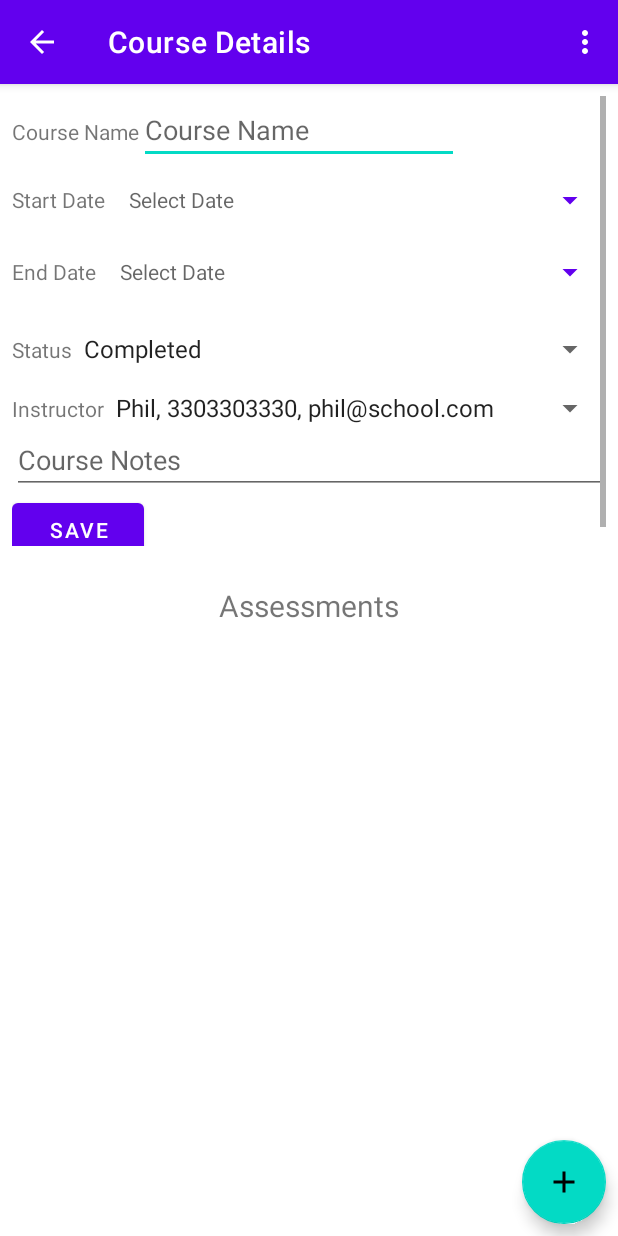
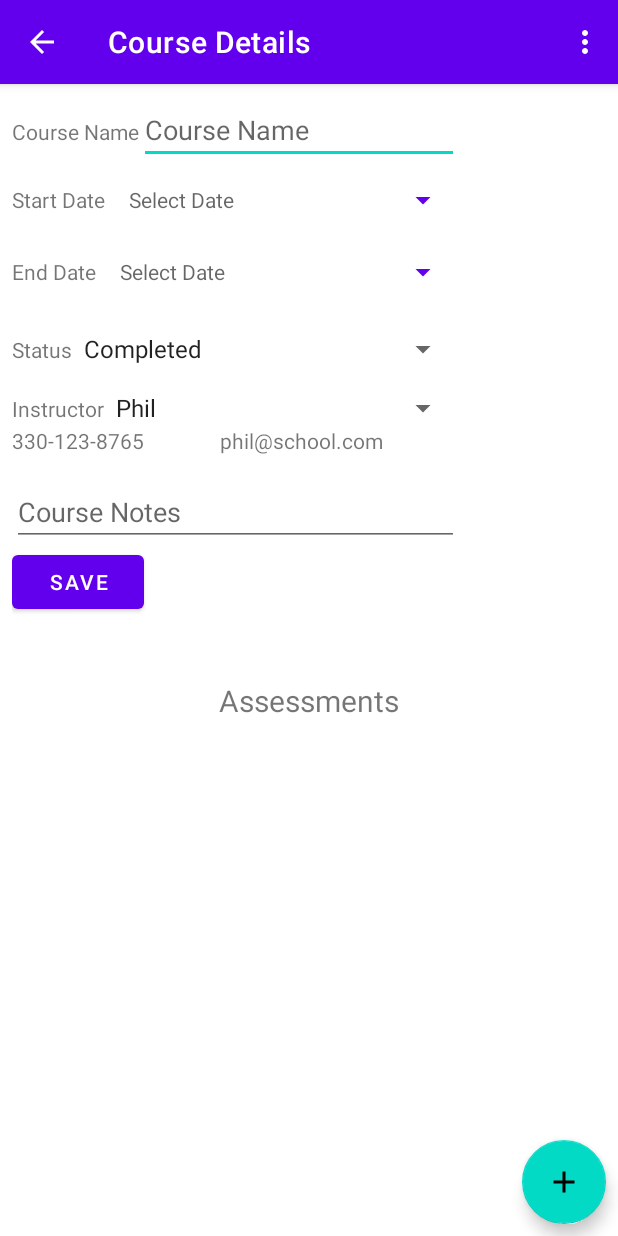
Before and after one commit to Jbruening326/jbrueningMobileDevelopment, an Android app: the CourseDetails screen opened directly, with no data from a screen before it, on a phone screen of 412 x 824 dp. Run offline under Robolectric (Android 15) with nearby library versions, the phone set to English and light mode, and no system bars; our stand-ins replace Room's generated code.

Commit message:
04/26/2023

```diff
--- a/app/src/main/java/com/wgu/courseschedulerc196/UI/CourseDetails.java
+++ b/app/src/main/java/com/wgu/courseschedulerc196/UI/CourseDetails.java
@@ -13,10 +13,12 @@ import android.os.Bundle;
 import android.view.Menu;
 import android.view.MenuItem;
 import android.view.View;
+import android.widget.AdapterView;
 import android.widget.ArrayAdapter;
 import android.widget.Button;
 import android.widget.EditText;
 import android.widget.Spinner;
+import android.widget.TextView;
 import android.widget.Toast;
 
 import com.wgu.courseschedulerc196.Helper.DateHelper;
@@ -44,6 +46,8 @@ public class CourseDetails extends AppCompatActivity {
 
     private Spinner statusSpinner;
     private Spinner instructorSpinner;
+    private TextView instructorPhoneView;
+    private TextView instructorEmailView;
     private EditText notes;
 
     private Repository repository = new Repository(getApplication());
@@ -107,6 +111,8 @@ public class CourseDetails extends AppCompatActivity {
         } catch (Exception e) {
             e.printStackTrace();
         }
+        instructorPhoneView = findViewById(R.id.instructorPhoneView);
+        instructorEmailView = findViewById(R.id.instructorEmailView);
 
 
         notes = findViewById(R.id.notesTextView);
@@ -139,6 +145,35 @@ public class CourseDetails extends AppCompatActivity {
         instructorSpinner.setAdapter(instructorArrayAdapter);
         int instructorPosition = instructorArrayAdapter.getPosition(stringInstructor);
         instructorSpinner.setSelection(instructorPosition);
+
+
+        instructorSpinner.setOnItemSelectedListener(new AdapterView.OnItemSelectedListener() {
+
+
+            @Override
+            public void onItemSelected(AdapterView<?> adapterView, View view, int i, long l) {
+                try {
+                    stringInstructor = instructorArrayAdapter.getItem(i);
+                    for (Instructor j : repository.getAllInstructors()) {
+                        if (stringInstructor.equals(j.toString())) {
+                            instructorId = j.getInstructorId();
+                        }
+                    }
+                    instructor = repository.getInstructor(instructorId);
+                    instructorPhoneView.setText(instructor.getPhoneNumber());
+                    instructorEmailView.setText(instructor.getEmail());
+                }
+                catch(Exception e){
+                    e.printStackTrace();
+                }
+            }
+
+            @Override
+            public void onNothingSelected(AdapterView<?> adapterView) {
+
+            }
+
+        });
 
 
         notes.setText(note);
--- a/app/src/main/java/com/wgu/courseschedulerc196/UI/MainActivity.java
+++ b/app/src/main/java/com/wgu/courseschedulerc196/UI/MainActivity.java
@@ -30,16 +30,16 @@ public class MainActivity extends AppCompatActivity {
 
         if(repository.getAllInstructors().size() == 0){
             Instructor instructor1 = new Instructor(0, "Phil",
-                    "3303303330",
+                    "330-123-8765",
                     "phil@school.com");
             Instructor instructor2 = new Instructor(0, "Jerry",
-                    "3303303330",
+                    "330-321-5678",
                     "jerry@school.com");
             Instructor instructor3 = new Instructor(0, "Hannah",
-                    "3303303330",
+                    "330-213-7658",
                     "hannah@school.com");
             Instructor instructor4 = new Instructor(0, "Tim",
-                    "3303303330",
+                    "330-213-5786",
                     "tim@school.com");
             repository.insert(instructor1);
             repository.insert(instructor2);
--- a/app/src/main/java/com/wgu/courseschedulerc196/database/CourseDatabaseBuilder.java
+++ b/app/src/main/java/com/wgu/courseschedulerc196/database/CourseDatabaseBuilder.java
@@ -16,7 +16,7 @@ import com.wgu.courseschedulerc196.entities.Course;
 import com.wgu.courseschedulerc196.entities.Instructor;
 import com.wgu.courseschedulerc196.entities.Term;
 
-@Database(entities = {Assessment.class, Course.class, Instructor.class, Term.class}, version = 15, exportSchema = false)
+@Database(entities = {Assessment.class, Course.class, Instructor.class, Term.class}, version = 18, exportSchema = false)
 public abstract class CourseDatabaseBuilder extends RoomDatabase {
     public abstract AssessmentDAO assessmentDAO();
     public abstract CourseDAO courseDAO();
--- a/app/src/main/java/com/wgu/courseschedulerc196/entities/Instructor.java
+++ b/app/src/main/java/com/wgu/courseschedulerc196/entities/Instructor.java
@@ -57,6 +57,6 @@ public class Instructor {
     @Override
     public String toString() {
 
-        return name + ", " + phoneNumber + ", " + email;
+        return name;
     }
 }
--- a/app/src/main/res/layout-land/activity_course_details.xml
+++ b/app/src/main/res/layout-land/activity_course_details.xml
@@ -132,6 +132,26 @@
                     android:hint="@string/instructor_details" />
 
             </LinearLayout>
+            <LinearLayout
+                android:layout_width="match_parent"
+                android:layout_height="match_parent"
+                android:layout_marginBottom="15dp"
+                android:orientation="horizontal">
+
+                <TextView
+                    android:id="@+id/instructorPhoneView"
+                    android:layout_width="wrap_content"
+                    android:layout_height="wrap_content"
+                    android:layout_weight="1"
+                    android:text="Phone" />
+
+                <TextView
+                    android:id="@+id/instructorEmailView"
+                    android:layout_width="wrap_content"
+                    android:layout_height="wrap_content"
+                    android:layout_weight="1"
+                    android:text="Email" />
+            </LinearLayout>
 
             <LinearLayout
                 android:layout_width="match_parent"
--- a/app/src/main/res/layout/activity_course_details.xml
+++ b/app/src/main/res/layout/activity_course_details.xml
@@ -10,7 +10,7 @@
     <ScrollView
         android:id="@+id/scrollView4"
         android:layout_width="0dp"
-        android:layout_height="300dp"
+        android:layout_height="wrap_content"
         android:layout_marginStart="8dp"
         android:layout_marginTop="8dp"
         android:layout_marginEnd="8dp"
@@ -128,9 +128,30 @@
                     android:id="@+id/instructorSpinner"
                     android:layout_width="0dp"
                     android:layout_height="wrap_content"
-                    android:hint="@string/instructor_details"
-                    android:layout_weight="1" />
+                    android:layout_weight="1"
+                    android:hint="@string/instructor_details" />
 
+            </LinearLayout>
+
+            <LinearLayout
+                android:layout_width="match_parent"
+                android:layout_height="match_parent"
+                android:layout_marginBottom="15dp"
+                android:orientation="horizontal">
+
+                <TextView
+                    android:id="@+id/instructorPhoneView"
+                    android:layout_width="wrap_content"
+                    android:layout_height="wrap_content"
+                    android:layout_weight="1"
+                    android:text="Phone" />
+
+                <TextView
+                    android:id="@+id/instructorEmailView"
+                    android:layout_width="wrap_content"
+                    android:layout_height="wrap_content"
+                    android:layout_weight="1"
+                    android:text="Email" />
             </LinearLayout>
 
             <LinearLayout
@@ -145,13 +166,14 @@
                     android:layout_height="wrap_content"
                     android:layout_weight="1"
                     android:ems="10"
-                    android:inputType="textPersonName"
-                    android:hint="@string/course_notes" />
+                    android:hint="@string/course_notes"
+                    android:inputType="textPersonName" />
             </LinearLayout>
 
             <LinearLayout
                 android:layout_width="match_parent"
                 android:layout_height="match_parent"
+                android:layout_marginBottom="15dp"
                 android:orientation="horizontal">
 
                 <Button
```
